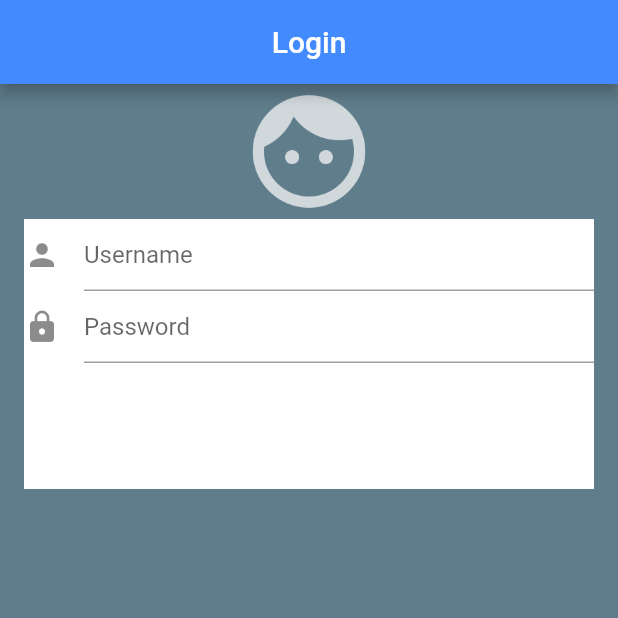
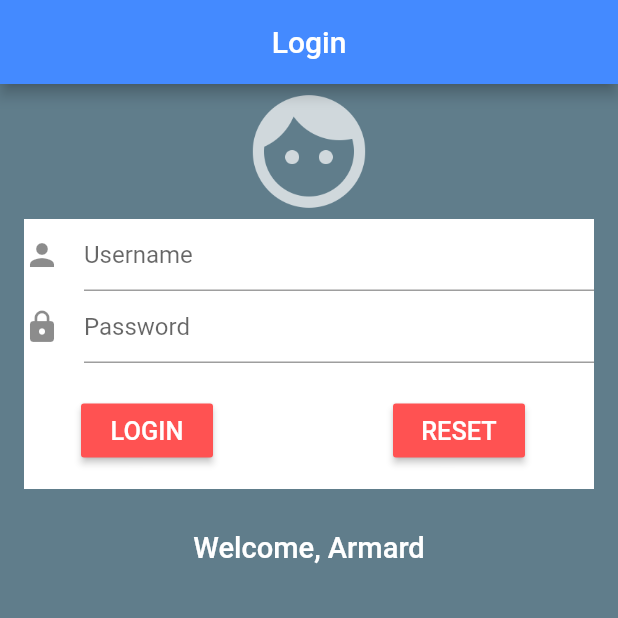
Before and after one commit to ArmardB/Simple-Login-Form, a Flutter app: the screen it shows after launch, on a phone screen of 412 x 824 dp, the top half of it. Run offline on Flutter 3.47's test engine with Material 2 defaults, Android fonts, the phone set to English and light mode, and no system bars.

Commit message:
Add buttons and footer label

```diff
--- a/lib/ui/Login.dart
+++ b/lib/ui/Login.dart
@@ -14,6 +14,8 @@ class LoginState extends State<Login>{
 
   final TextEditingController _userController = new TextEditingController();
   final TextEditingController _passwordController = new TextEditingController();
+
+
 
 
   @override
@@ -54,12 +56,56 @@ class LoginState extends State<Login>{
                       hintText: 'Password',
                       icon: new Icon(Icons.lock)
                     ),
-                  )
+                  ),
+                  new Padding(padding: new EdgeInsets.all(10.5)),
+                  new Center(
+                    child: new Row(
+                      children: <Widget>[
+                        new Container(
+                          margin: const EdgeInsets.only(left: 38.0),
+                          child:  new RaisedButton(onPressed: () => debugPrint('Login'),
+                            color: Colors.redAccent,
+                              child: new Text("LOGIN",
+                                style: new TextStyle(
+                                  color: Colors.white,
+                                  fontSize: 16.9,
+                              )),
+                          ),
+                        ),
+                        new Container(
+                          margin: const EdgeInsets.only(left: 120.0),
+                          child:  new RaisedButton(onPressed: () => debugPrint('RESET'),
+                            color: Colors.redAccent,
+                            child: new Text("RESET",
+                                style: new TextStyle(
+                                  color: Colors.white,
+                                  fontSize: 16.9,
+                                )),
+                          ),
+                        ),
+                      ],
+                    )
+                  ),
                 ],
               ),
-            )
+            ),
+            new Padding(padding: new EdgeInsets.all(14.0)),
+            new Row(
+              mainAxisAlignment: MainAxisAlignment.center,
+              children: <Widget>[
+                new Text("Welcome, Armard",
+                    style: new TextStyle(
+                        color: Colors.white,
+                        fontSize: 19.4,
+                        fontWeight: FontWeight.w500,
+                    )
+                )
+              ],
+            ),
           ],
+
         ),
+
       ),
     );
   }
```
